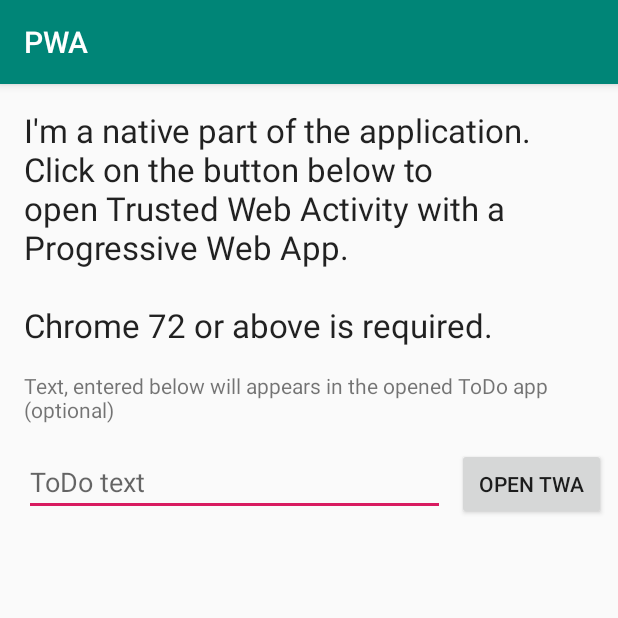
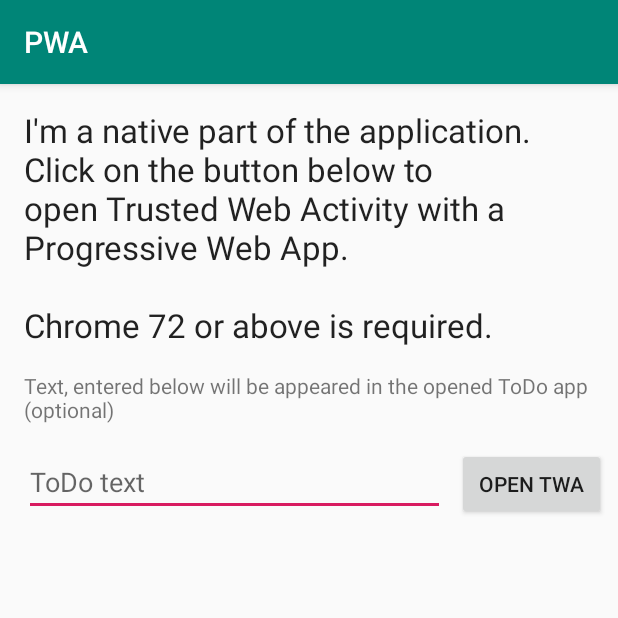
Before and after one commit to AntipovAndrey/PWA, an Android app: the screen it shows after launch (MainActivity), on a phone screen of 412 x 824 dp, the top half of it. Run offline under Robolectric (Android 15) with nearby library versions, the phone set to English and light mode, and no system bars; libraries missing offline, so code that uses them is left out: android.support.customtabs.

Commit message:
[android] fix strings

```diff
--- a/android/app/src/main/res/values/strings.xml
+++ b/android/app/src/main/res/values/strings.xml
@@ -3,7 +3,7 @@
     <string name="description">I\'m a native part of the application.\nClick on the button below to open Trusted Web
         Activity with a Progressive Web App.\n\nChrome 72 or above is required.
     </string>
-    <string name="input_description">Text, entered below will appears in the opened ToDo app (optional)</string>
+    <string name="input_description">Text, entered below will be appeared in the opened ToDo app (optional)</string>
 
     <string name="open_twa_button_text">Open TWA</string>
     <string name="todo_text_hint">ToDo text</string>
```
